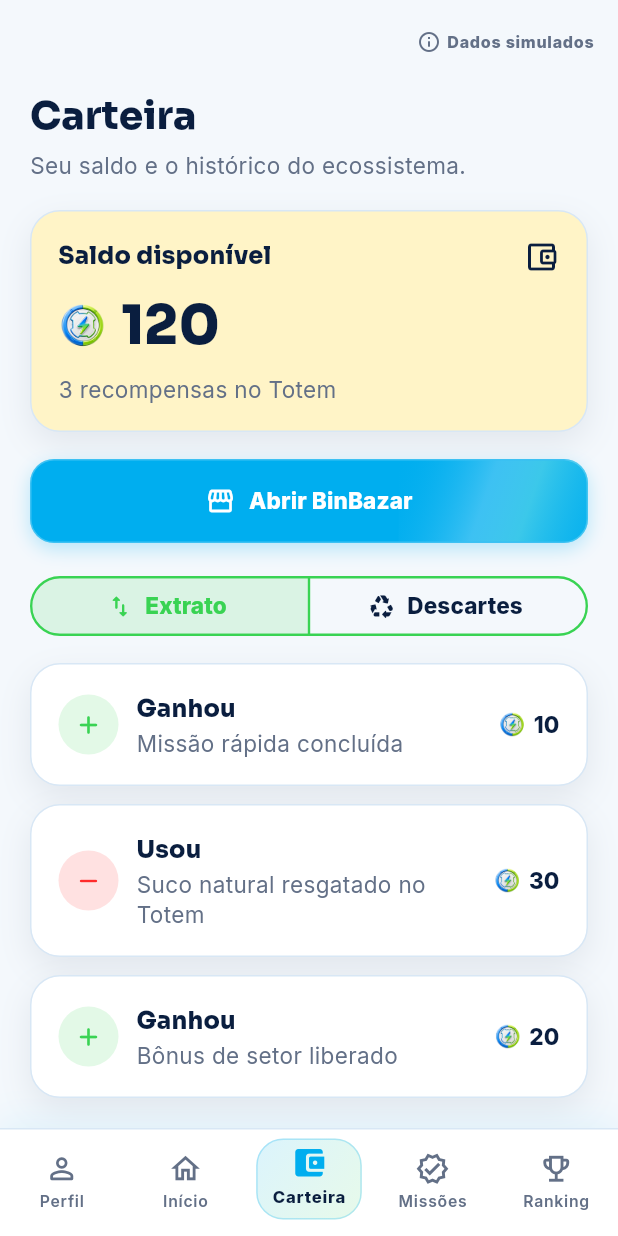
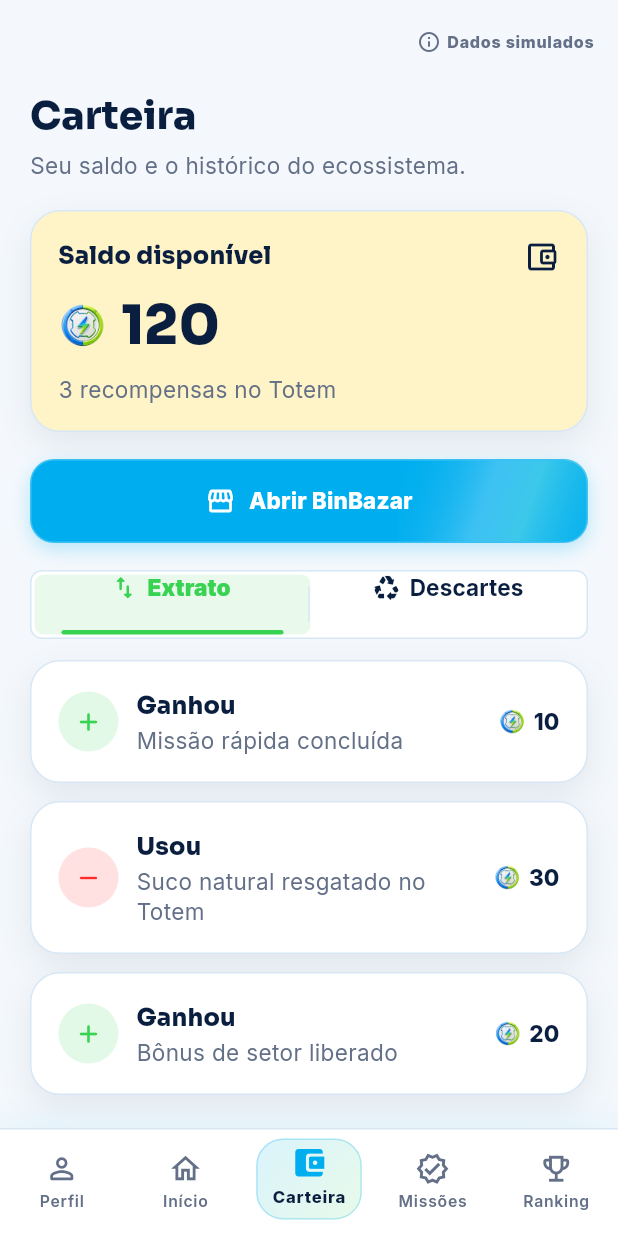
Before and after one commit to marcocaparra/BinGo, a Flutter app: the ShellScreen screen opened directly, after a tap on "Carteira", on a phone screen of 412 x 824 dp. Run offline on Flutter 3.47's test engine with Material 3 defaults, Android fonts, the phone set to English and light mode, and no system bars; our stand-ins replace shared_preferences; accounts and stored records are empty.

Commit message:
fix(mobile): align final visual details

```diff
--- a/Software/mobile/bingo_app/lib/src/screens/onboarding_screen.dart
+++ b/Software/mobile/bingo_app/lib/src/screens/onboarding_screen.dart
@@ -57,10 +57,10 @@ class OnboardingScreen extends StatelessWidget {
                               vertical: 12,
                             ),
                             child: SizedBox(
-                              width: 248,
-                              height: 58,
+                              width: 230,
+                              height: 64,
                               child: Image.asset(
-                                AppAssets.logoOfficialTransparent,
+                                AppAssets.logoOfficialTrimmed,
                                 fit: BoxFit.contain,
                                 color: Colors.white,
                                 colorBlendMode: BlendMode.srcIn,
--- a/Software/mobile/bingo_app/lib/src/screens/shell_screen.dart
+++ b/Software/mobile/bingo_app/lib/src/screens/shell_screen.dart
@@ -1,3 +1,5 @@
+import 'dart:ui';
+
 import 'package:flutter/material.dart';
 
 import '../data/demo_data.dart';
@@ -251,10 +253,6 @@ class _WalletScreenState extends State<WalletScreen> {
     final redeemableRewards = rewards
         .where((reward) => reward.available)
         .length;
-    final sectionTone = _section == WalletSection.transactions
-        ? AppColors.green
-        : AppColors.blue;
-
     return AppPage(
       title: 'Carteira',
       subtitle: 'Seu saldo e o histórico do ecossistema.',
@@ -301,50 +299,9 @@ class _WalletScreenState extends State<WalletScreen> {
             onPressed: () => _push(context, const RewardsScreen()),
           ),
           const SizedBox(height: 18),
-          SizedBox(
-            width: double.infinity,
-            child: MediaQuery.withClampedTextScaling(
-              maxScaleFactor: 1.25,
-              child: SegmentedButton<WalletSection>(
-                style: ButtonStyle(
-                  backgroundColor: WidgetStateProperty.resolveWith((states) {
-                    return states.contains(WidgetState.selected)
-                        ? sectionTone.withValues(alpha: 0.14)
-                        : Colors.transparent;
-                  }),
-                  foregroundColor: WidgetStateProperty.resolveWith((states) {
-                    return states.contains(WidgetState.selected)
-                        ? sectionTone
-                        : AppColors.navy;
-                  }),
-                  side: WidgetStateProperty.resolveWith((states) {
-                    return BorderSide(
-                      color: states.contains(WidgetState.selected)
-                          ? sectionTone
-                          : AppColors.line,
-                      width: states.contains(WidgetState.selected) ? 1.6 : 1,
-                    );
-                  }),
-                ),
-                segments: const [
-                  ButtonSegment(
-                    value: WalletSection.transactions,
-                    label: Text('Extrato', maxLines: 1, softWrap: false),
-                    icon: Icon(Icons.swap_vert_rounded),
-                  ),
-                  ButtonSegment(
-                    value: WalletSection.discards,
-                    label: Text('Descartes', maxLines: 1, softWrap: false),
-                    icon: Icon(Icons.recycling_rounded),
-                  ),
-                ],
-                selected: {_section},
-                showSelectedIcon: false,
-                onSelectionChanged: (selection) {
-                  setState(() => _section = selection.single);
-                },
-              ),
-            ),
+          _WalletSectionSelector(
+            value: _section,
+            onChanged: (value) => setState(() => _section = value),
           ),
           const SizedBox(height: 14),
           if (widget.isLoading)
@@ -381,6 +338,155 @@ class _WalletScreenState extends State<WalletScreen> {
   }
 }
 
+class _WalletSectionSelector extends StatelessWidget {
+  const _WalletSectionSelector({required this.value, required this.onChanged});
+
+  final WalletSection value;
+  final ValueChanged<WalletSection> onChanged;
+
+  @override
+  Widget build(BuildContext context) {
+    final reduceMotion = MediaQuery.disableAnimationsOf(context);
+    final tone = value == WalletSection.transactions
+        ? AppColors.green
+        : AppColors.blue;
+    final duration = reduceMotion
+        ? Duration.zero
+        : const Duration(milliseconds: AppMotion.standard);
+
+    return MediaQuery.withClampedTextScaling(
+      maxScaleFactor: 1.25,
+      child: LayoutBuilder(
+        builder: (context, constraints) {
+          final segmentWidth = constraints.maxWidth / 2;
+          return Container(
+            height: 46,
+            clipBehavior: Clip.antiAlias,
+            decoration: BoxDecoration(
+              color: Colors.white,
+              borderRadius: BorderRadius.circular(8),
+              border: Border.all(color: AppColors.line),
+            ),
+            child: Stack(
+              children: [
+                AnimatedPositioned(
+                  duration: duration,
+                  curve: Curves.easeOutCubic,
+                  top: 2,
+                  bottom: 2,
+                  left: value == WalletSection.transactions ? 2 : segmentWidth,
+                  width: segmentWidth - 2,
+                  child: AnimatedContainer(
+                    duration: duration,
+                    curve: Curves.easeOutCubic,
+                    decoration: BoxDecoration(
+                      color: tone.withValues(alpha: 0.11),
+                      borderRadius: BorderRadius.circular(6),
+                    ),
+                    child: Align(
+                      alignment: Alignment.bottomCenter,
+                      child: Container(
+                        height: 3,
+                        margin: const EdgeInsets.symmetric(horizontal: 18),
+                        decoration: BoxDecoration(
+                          color: tone,
+                          borderRadius: BorderRadius.circular(99),
+                        ),
+                      ),
+                    ),
+                  ),
+                ),
+                Center(
+                  child: Container(width: 1, height: 24, color: AppColors.line),
+                ),
+                Row(
+                  children: [
+                    Expanded(
+                      child: _WalletSectionTab(
+                        key: const ValueKey('wallet-tab-extrato'),
+                        label: 'Extrato',
+                        icon: Icons.swap_vert_rounded,
+                        color: value == WalletSection.transactions
+                            ? AppColors.green
+                            : AppColors.navy,
+                        selected: value == WalletSection.transactions,
+                        onTap: () => onChanged(WalletSection.transactions),
+                      ),
+                    ),
+                    Expanded(
+                      child: _WalletSectionTab(
+                        key: const ValueKey('wallet-tab-descartes'),
+                        label: 'Descartes',
+                        icon: Icons.recycling_rounded,
+                        color: value == WalletSection.discards
+                            ? AppColors.blue
+                            : AppColors.navy,
+                        selected: value == WalletSection.discards,
+                        onTap: () => onChanged(WalletSection.discards),
+                      ),
+                    ),
+                  ],
+                ),
+              ],
+            ),
+          );
+        },
+      ),
+    );
+  }
+}
+
+class _WalletSectionTab extends StatelessWidget {
+  const _WalletSectionTab({
+    required this.label,
+    required this.icon,
+    required this.color,
+    required this.selected,
+    required this.onTap,
+    super.key,
+  });
+
+  final String label;
+  final IconData icon;
+  final Color color;
+  final bool selected;
+  final VoidCallback onTap;
+
+  @override
+  Widget build(BuildContext context) {
+    return Semantics(
+      button: true,
+      selected: selected,
+      label: label,
+      child: Material(
+        color: Colors.transparent,
+        child: InkWell(
+          onTap: onTap,
+          child: Row(
+            mainAxisAlignment: MainAxisAlignment.center,
+            children: [
+              Icon(icon, color: color, size: 19),
+              const SizedBox(width: 6),
+              Flexible(
+                child: Text(
+                  label,
+                  maxLines: 1,
+                  softWrap: false,
+                  overflow: TextOverflow.fade,
+                  style: Theme.of(context).textTheme.labelLarge?.copyWith(
+                    color: color,
+                    fontWeight: selected ? FontWeight.w900 : FontWeight.w700,
+                  ),
+                ),
+              ),
+            ],
+          ),
+        ),
+      ),
+    );
+  }
+}
+
 class RewardsScreen extends StatelessWidget {
   const RewardsScreen({this.items = rewards, super.key});
 
@@ -922,6 +1028,41 @@ class _RewardTile extends StatelessWidget {
   }
 }
 
+class _TotemSceneCutout extends StatelessWidget {
+  const _TotemSceneCutout();
+
+  @override
+  Widget build(BuildContext context) {
+    return Stack(
+      fit: StackFit.expand,
+      children: [
+        Transform.translate(
+          offset: const Offset(0, 7),
+          child: ImageFiltered(
+            imageFilter: ImageFilter.blur(sigmaX: 7, sigmaY: 7),
+            child: ColorFiltered(
+              colorFilter: ColorFilter.mode(
+                AppColors.navy.withValues(alpha: 0.26),
+                BlendMode.srcIn,
+              ),
+              child: Image.asset(
+                AppAssets.totemSingleCutout,
+                fit: BoxFit.contain,
+                filterQuality: FilterQuality.high,
+              ),
+            ),
+          ),
+        ),
+        Image.asset(
+          AppAssets.totemSingleCutout,
+          fit: BoxFit.contain,
+          filterQuality: FilterQuality.high,
+        ),
+      ],
+    );
+  }
+}
+
 class _HowItWorksHero extends StatelessWidget {
   const _HowItWorksHero();
 
@@ -948,22 +1089,11 @@ class _HowItWorksHero extends StatelessWidget {
                   ),
                 ),
                 Positioned(
-                  top: 20,
-                  right: -46,
-                  width: 210,
-                  height: 220,
-                  child: ClipRect(
-                    child: Transform.scale(
-                      scale: 1.72,
-                      alignment: Alignment.centerRight,
-                      child: Image.asset(
-                        AppAssets.totemConceptFull,
-                        fit: BoxFit.contain,
-                        alignment: Alignment.centerRight,
-                        filterQuality: FilterQuality.high,
-                      ),
-                    ),
-                  ),
+                  top: 8,
+                  right: -18,
+                  width: 190,
+                  height: 238,
+                  child: _TotemSceneCutout(),
                 ),
                 Positioned.fill(
                   child: DecoratedBox(
--- a/Software/mobile/bingo_app/lib/src/theme/app_assets.dart
+++ b/Software/mobile/bingo_app/lib/src/theme/app_assets.dart
@@ -2,6 +2,7 @@ class AppAssets {
   static const logoOfficial = 'assets/images/logo_official.png';
   static const logoOfficialTransparent =
       'assets/images/logo_official_transparent.png';
+  static const logoOfficialTrimmed = 'assets/images/logo_official_trimmed.png';
   static const b1nPose = 'assets/images/b1n_pose_transparent.png';
   static const b1nIcon = 'assets/images/b1n_icon.png';
   static const b3nTioB1n = 'assets/images/b3n_tio_b1n_transparent.png';
@@ -30,4 +31,5 @@ class AppAssets {
   static const sceneTransition = 'assets/images/Praça Central - Transição.png';
   static const totemConcept = 'assets/images/totem_concept_transparent.png';
   static const totemConceptFull = 'assets/images/totem_concept.png';
+  static const totemSingleCutout = 'assets/images/totem_single_cutout.png';
 }
```
Also changed, not shown: Software/mobile/bingo_app/assets/images/logo_official_trimmed.png (added), Software/mobile/bingo_app/assets/images/totem_single_cutout.png (added), Software/mobile/bingo_app/evidence/app_v1/how-it-works-390-text-2x.png, Software/mobile/bingo_app/evidence/app_v1/how-it-works-390.png, Software/mobile/bingo_app/evidence/app_v1/how-it-works-430-text-2x.png, Software/mobile/bingo_app/evidence/app_v1/how-it-works-430.png, Software/mobile/bingo_app/evidence/app_v1/wallet-discards-390.png, Software/mobile/bingo_app/evidence/app_v1/wallet-movements-390.png, Software/mobile/bingo_app/evidence/app_v1/wallet-movements-430.png, 2 other files.
